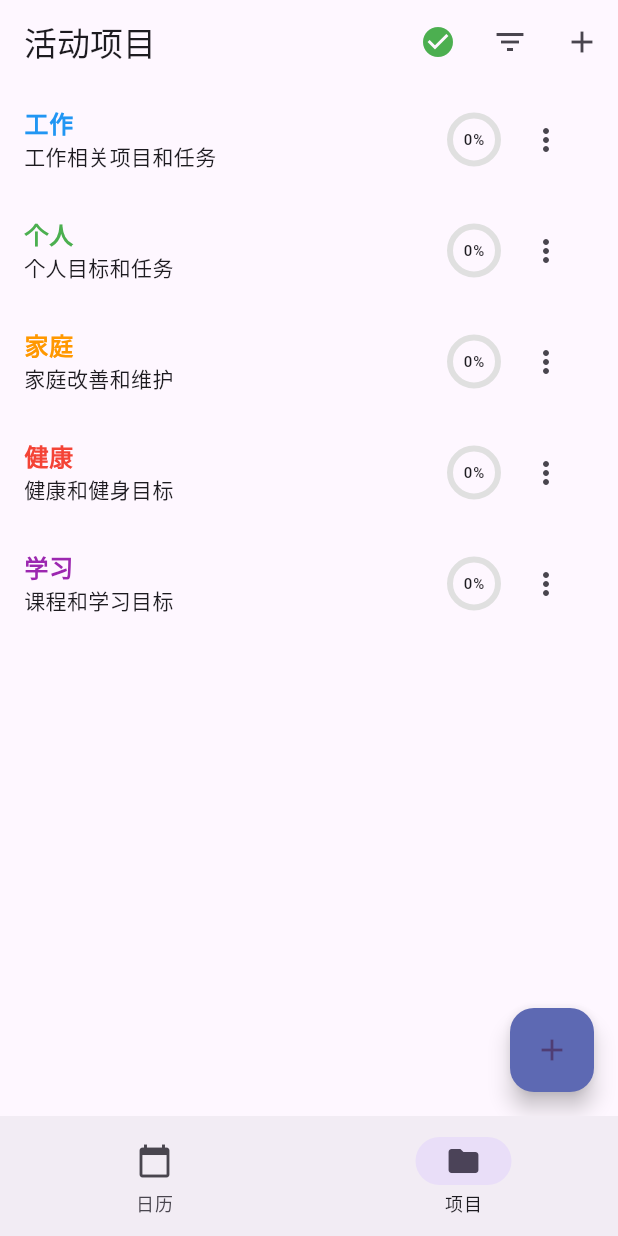
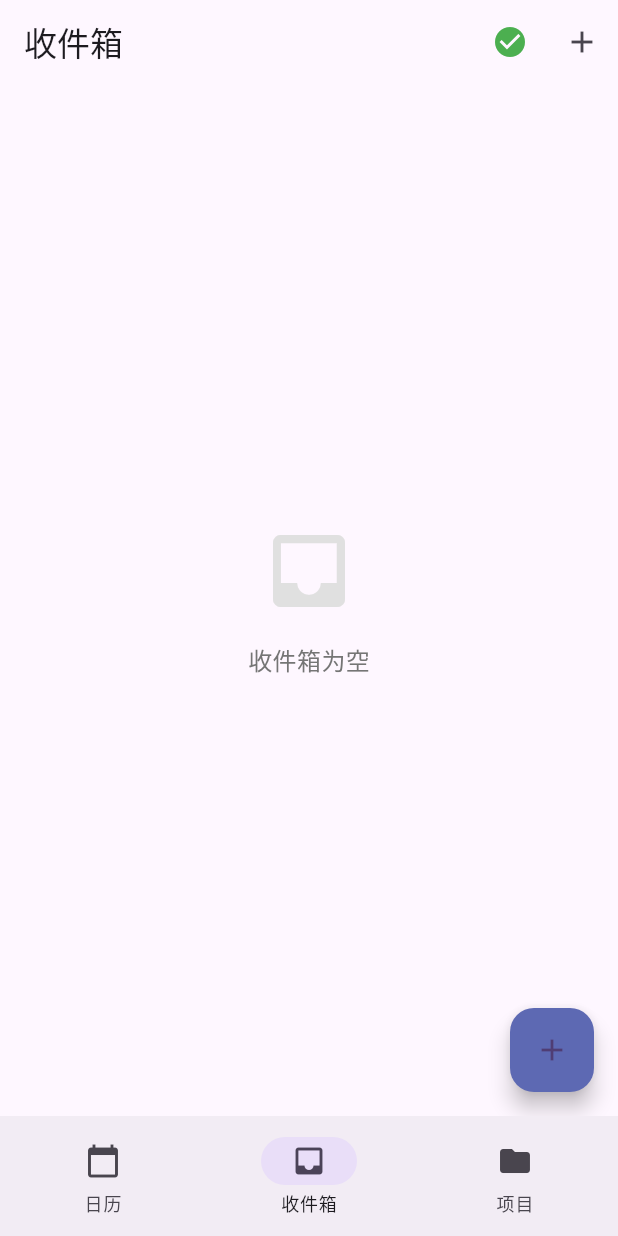
Before and after one commit to MOVING2014/GTD4, a Flutter app: the screen it shows after launch, item 2 of the bottom bar chosen, after a tap on the "check circle outline" icon, on a phone screen of 412 x 824 dp. Run offline on Flutter 3.47's test engine with Material 3 defaults, Android fonts, the phone set to English and light mode, and no system bars; our stand-ins replace flutter_slidable, table_calendar.

Commit message:
收件箱功能也基本开发完成

```diff
--- a/lib/main.dart
+++ b/lib/main.dart
@@ -4,6 +4,7 @@ import 'providers/task_provider.dart';
 import 'providers/project_provider.dart';
 import 'screens/calendar_screen.dart';
 import 'screens/projects_screen.dart';
+import 'screens/inbox_screen.dart';
 
 void main() {
   runApp(const MyApp());
@@ -43,16 +44,20 @@ class _HomeScreenState extends State<HomeScreen> {
 
   static const List<Widget> _pages = [
     CalendarScreen(),
+    InboxScreen(),
     ProjectsScreen(),
   ];
 
   static const List<String> _titles = [
     '日历',
+    '收件箱',
     '项目',
   ];
 
   @override
   Widget build(BuildContext context) {
+    final taskProvider = Provider.of<TaskProvider>(context);
+
     return Scaffold(
       body: _pages[_selectedIndex],
       bottomNavigationBar: NavigationBar(
@@ -62,12 +67,20 @@ class _HomeScreenState extends State<HomeScreen> {
             _selectedIndex = index;
           });
         },
-        destinations: const [
-          NavigationDestination(
+        destinations: [
+          const NavigationDestination(
             icon: Icon(Icons.calendar_today),
             label: '日历',
           ),
           NavigationDestination(
+            icon: Badge(
+              isLabelVisible: taskProvider.inboxTasksCount > 0,
+              label: Text(taskProvider.inboxTasksCount.toString()),
+              child: const Icon(Icons.inbox),
+            ),
+            label: '收件箱',
+          ),
+          const NavigationDestination(
             icon: Icon(Icons.folder),
             label: '项目',
           ),
--- a/lib/providers/task_provider.dart
+++ b/lib/providers/task_provider.dart
@@ -60,6 +60,20 @@ class TaskProvider with ChangeNotifier {
   List<Task> _processTaskList(List<Task> tasks) {
     final filteredTasks = _filterTasks(tasks);
     return _sortTasksByCompletionStatus(filteredTasks);
+  }
+
+  // 获取收件箱任务（没有指定项目的任务）
+  List<Task> get inboxTasks {
+    final inboxTasks = _tasks.where((task) => task.projectId == null).toList();
+    return _processTaskList(inboxTasks);
+  }
+
+  // 获取收件箱任务数量
+  int get inboxTasksCount {
+    return _tasks.where((task) =>
+      task.projectId == null &&
+      task.status != TaskStatus.completed
+    ).length;
   }
 
   // Get all tasks
--- /dev/null
+++ b/lib/screens/inbox_screen.dart
@@ -0,0 +1,123 @@
+import 'package:flutter/material.dart';
+import 'package:provider/provider.dart';
+import '../providers/task_provider.dart';
+import '../models/task.dart';
+import '../widgets/task_list_item.dart';
+import '../screens/task_form_screen.dart';
+
+class InboxScreen extends StatefulWidget {
+  const InboxScreen({super.key});
+
+  @override
+  State<InboxScreen> createState() => _InboxScreenState();
+}
+
+class _InboxScreenState extends State<InboxScreen> {
+  @override
+  Widget build(BuildContext context) {
+    return Scaffold(
+      appBar: AppBar(
+        title: const Text('收件箱'),
+        actions: [
+          // 显示/隐藏已完成任务的过滤器按钮
+          Consumer<TaskProvider>(
+            builder: (context, taskProvider, child) {
+              return IconButton(
+                icon: Icon(
+                  taskProvider.showCompletedTasks
+                      ? Icons.check_circle_outline
+                      : Icons.check_circle,
+                  color: taskProvider.showCompletedTasks ? Colors.grey : Colors.green,
+                ),
+                tooltip: taskProvider.showCompletedTasks ? '隐藏已完成任务' : '显示已完成任务',
+                onPressed: () {
+                  taskProvider.toggleShowCompletedTasks();
+                },
+              );
+            }
+          ),
+          IconButton(
+            icon: const Icon(Icons.add),
+            onPressed: () async {
+              // 打开任务创建页面
+              final result = await Navigator.push(
+                context,
+                MaterialPageRoute(
+                  builder: (context) => const TaskFormScreen(),
+                ),
+              );
+
+              // 如果返回true，页面状态已更新
+              if (result == true) {
+                setState(() {});
+              }
+            },
+          ),
+        ],
+      ),
+      body: Consumer<TaskProvider>(
+        builder: (context, taskProvider, child) {
+          final inboxTasks = taskProvider.inboxTasks;
+
+          if (inboxTasks.isEmpty) {
+            return Center(
+              child: Column(
+                mainAxisAlignment: MainAxisAlignment.center,
+                children: [
+                  Icon(
+                    Icons.inbox,
+                    size: 64,
+                    color: Colors.grey[300],
+                  ),
+                  const SizedBox(height: 16),
+                  Text(
+                    '收件箱为空',
+                    style: TextStyle(
+                      color: Colors.grey[600],
+                      fontSize: 16,
+                    ),
+                  ),
+                ],
+              ),
+            );
+          }
+
+          // 计算底部填充，确保浮动按钮不会遮挡内容
+          // 为浮动按钮和导航栏腾出足够空间
+          final bottomPadding = MediaQuery.of(context).padding.bottom + 80;
+
+          return ListView.builder(
+            // 增加足够的底部边距
+            padding: EdgeInsets.only(bottom: bottomPadding),
+            itemCount: inboxTasks.length,
+            itemBuilder: (context, index) {
+              final task = inboxTasks[index];
+              return TaskListItem(
+                task: task,
+                onTaskChange: () => setState(() {}),
+              );
+            },
+          );
+        },
+      ),
+      floatingActionButton: FloatingActionButton(
+        onPressed: () async {
+          // 打开任务创建页面
+          final result = await Navigator.push(
+            context,
+            MaterialPageRoute(
+              builder: (context) => const TaskFormScreen(),
+            ),
+          );
+
+          // 如果返回true，页面状态已更新
+          if (result == true) {
+            setState(() {});
+          }
+        },
+        backgroundColor: const Color(0xFF5D69B3),
+        child: const Icon(Icons.add),
+      ),
+    );
+  }
+}
--- a/lib/widgets/task_list_item.dart
+++ b/lib/widgets/task_list_item.dart
@@ -46,12 +46,12 @@ class _TaskListItemState extends State<TaskListItem> {
             },
             backgroundColor: Colors.blue,
             foregroundColor: Colors.white,
-            padding: const EdgeInsets.symmetric(vertical: 10),
+            padding: const EdgeInsets.symmetric(vertical: 8),
             child: Column(
               mainAxisSize: MainAxisSize.min,
               children: const [
-                Icon(Icons.today),
-                SizedBox(height: 4),
+                Icon(Icons.today, size: 20),
+                SizedBox(height: 2),
                 Text('今', style: TextStyle(fontSize: 12)),
               ],
             ),
@@ -62,12 +62,12 @@ class _TaskListItemState extends State<TaskListItem> {
             },
             backgroundColor: Colors.teal,
             foregroundColor: Colors.white,
-            padding: const EdgeInsets.symmetric(vertical: 10),
+            padding: const EdgeInsets.symmetric(vertical: 8),
             child: Column(
               mainAxisSize: MainAxisSize.min,
               children: const [
-                Icon(Icons.calendar_today),
-                SizedBox(height: 4),
+                Icon(Icons.calendar_today, size: 20),
+                SizedBox(height: 2),
                 Text('明', style: TextStyle(fontSize: 12)),
               ],
             ),
@@ -78,12 +78,12 @@ class _TaskListItemState extends State<TaskListItem> {
             },
             backgroundColor: Colors.indigo,
             foregroundColor: Colors.white,
-            padding: const EdgeInsets.symmetric(vertical: 10),
+            padding: const EdgeInsets.symmetric(vertical: 8),
             child: Column(
               mainAxisSize: MainAxisSize.min,
               children: const [
-                Icon(Icons.next_week),
-                SizedBox(height: 4),
+                Icon(Icons.next_week, size: 20),
+                SizedBox(height: 2),
                 Text('下周', style: TextStyle(fontSize: 12)),
               ],
             ),
@@ -94,12 +94,12 @@ class _TaskListItemState extends State<TaskListItem> {
             },
             backgroundColor: Colors.purple,
             foregroundColor: Colors.white,
-            padding: const EdgeInsets.symmetric(vertical: 10),
+            padding: const EdgeInsets.symmetric(vertical: 8),
             child: Column(
               mainAxisSize: MainAxisSize.min,
               children: const [
-                Icon(Icons.calendar_month),
-                SizedBox(height: 4),
+                Icon(Icons.calendar_month, size: 20),
+                SizedBox(height: 2),
                 Text('下月', style: TextStyle(fontSize: 12)),
               ],
             ),
@@ -118,12 +118,12 @@ class _TaskListItemState extends State<TaskListItem> {
             },
             backgroundColor: Colors.red,
             foregroundColor: Colors.white,
-            padding: const EdgeInsets.symmetric(vertical: 10),
+            padding: const EdgeInsets.symmetric(vertical: 8),
             child: Column(
               mainAxisSize: MainAxisSize.min,
               children: const [
-                Icon(Icons.delete),
-                SizedBox(height: 4),
+                Icon(Icons.delete, size: 20),
+                SizedBox(height: 2),
                 Text('删除', style: TextStyle(fontSize: 12)),
               ],
             ),
@@ -145,12 +145,12 @@ class _TaskListItemState extends State<TaskListItem> {
             },
             backgroundColor: Colors.blue,
             foregroundColor: Colors.white,
-            padding: const EdgeInsets.symmetric(vertical: 10),
+            padding: const EdgeInsets.symmetric(vertical: 8),
             child: Column(
               mainAxisSize: MainAxisSize.min,
               children: const [
-                Icon(Icons.edit),
-                SizedBox(height: 4),
+                Icon(Icons.edit, size: 20),
+                SizedBox(height: 2),
                 Text('编辑', style: TextStyle(fontSize: 12)),
               ],
             ),
```
